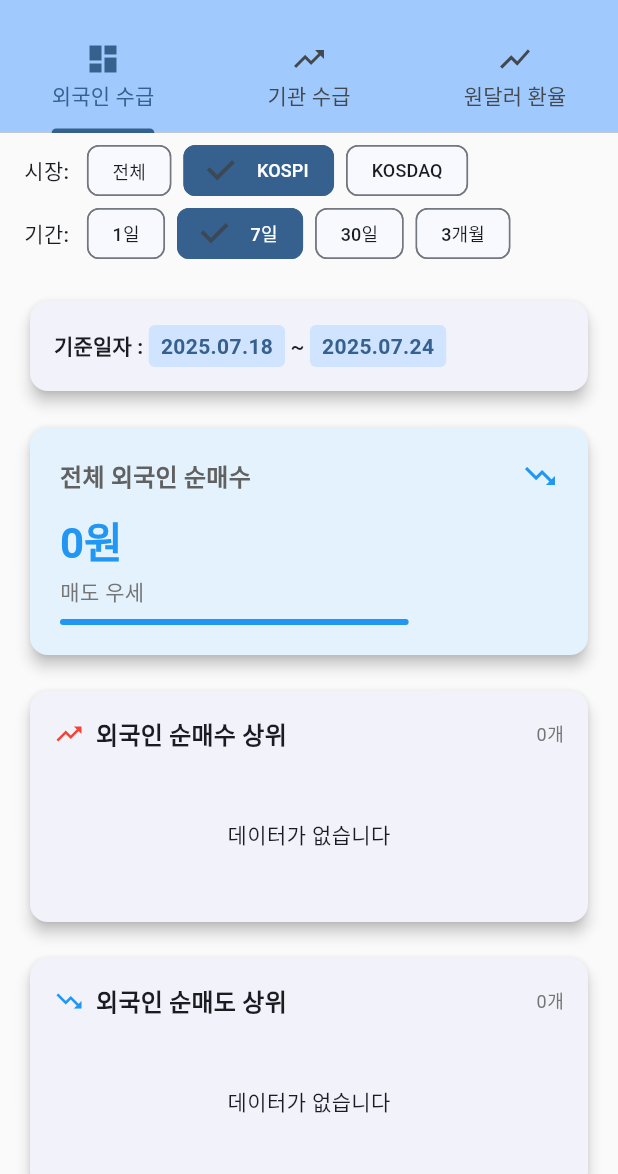
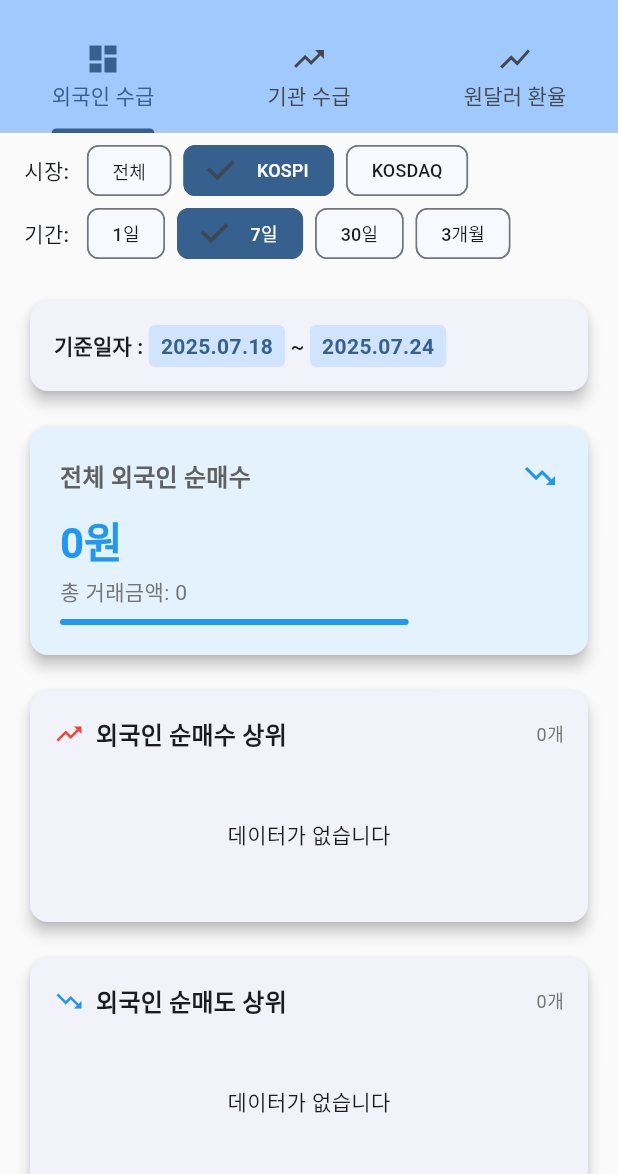
Before and after one commit to Hayoon-father/asset_manager, a Flutter app: the screen it shows after launch, after a tap on "KOSPI", after a tap on "7일", on a phone screen of 412 x 824 dp, the part 62-1236 px from its top. Run offline on Flutter 3.47's test engine with Material 3 defaults, Android fonts, the phone set to English and light mode, and no system bars; our stand-ins replace supabase_flutter; accounts and stored records are empty; network calls fail.

Commit message:
feat: 기간별 데이터 연동 및 합산 기능 구현
## 주요 개선사항
1. **전체 외국인 순매수 금액**: 최신일 → 선택된 기간 전체 합산
2. **KOSPI/KOSDAQ 거래금액**: 기간별 거래금액 합산 표시
3. **외국인 순매수/매도 상위**: 기간별 종목 합계 기준 순위
4. **UI 개선**: 거래금액 정보 추가 표시

## 구현 내용
- ForeignInvestorProvider에 기간별 합산 getter 추가
- 상위 종목 조회를 기간별 합계 기준으로 변경
- ForeignInvestorService에 기간별 상위 종목 조회 메서드 추가
- HomeScreen에 기간별 거래금액 표시 UI 추가

## 동작 방식
- 1일/1주일/1개월/커스텀 기간 선택 시 해당 기간의 데이터 합산
- 상위 종목은 기간 내 순매수/순매도 합계 기준 정렬
- 시장 필터와 기간 필터가 모두 적용되어 연동

이제 기간 변경 시 모든 데이터가 해당 기간에 맞게 업데이트됩니다.

🤖 Generated with [Claude Code](https://claude.ai/code)

Co-Authored-By: Claude <noreply@anthropic.com>

```diff
--- a/lib/providers/foreign_investor_provider.dart
+++ b/lib/providers/foreign_investor_provider.dart
@@ -44,15 +44,36 @@ class ForeignInvestorProvider with ChangeNotifier {
   DateTime? get customToDate => _customToDate;
   String? get actualDataDate => _actualDataDate;
 
-  // 최근 총 외국인 순매수 금액 (KOSPI + KOSDAQ)
+  // 선택된 기간 동안의 총 외국인 순매수 금액 (KOSPI + KOSDAQ 합계)
   int get totalForeignNetAmount {
     if (_dailySummary.isEmpty) return 0;
 
-    // 가장 최근 날짜의 데이터 합계
-    final latestDate = _dailySummary.first.date;
+    // 선택된 기간의 모든 데이터 합계
     return _dailySummary
-        .where((summary) => summary.date == latestDate)
         .fold<int>(0, (sum, summary) => sum + summary.totalForeignNetAmount);
+  }
+
+  // KOSPI 선택된 기간 동안의 거래금액 합계
+  int get kospiTotalTradeAmount {
+    if (_dailySummary.isEmpty) return 0;
+
+    return _dailySummary
+        .where((summary) => summary.marketType == 'KOSPI')
+        .fold<int>(0, (sum, summary) => sum + summary.foreignTotalTradeAmount);
+  }
+
+  // KOSDAQ 선택된 기간 동안의 거래금액 합계
+  int get kosdaqTotalTradeAmount {
+    if (_dailySummary.isEmpty) return 0;
+
+    return _dailySummary
+        .where((summary) => summary.marketType == 'KOSDAQ')
+        .fold<int>(0, (sum, summary) => sum + summary.foreignTotalTradeAmount);
+  }
+
+  // 선택된 기간 동안의 총 거래금액 (KOSPI + KOSDAQ)
+  int get totalTradeAmount {
+    return kospiTotalTradeAmount + kosdaqTotalTradeAmount;
   }
 
   // 외국인 매수/매도 우세 여부
@@ -250,7 +271,7 @@ class ForeignInvestorProvider with ChangeNotifier {
     }
   }
 
-  // 상위 종목 데이터 로드
+  // 상위 종목 데이터 로드 (선택된 기간 기준)
   Future<void> loadTopStocks() async {
     try {
       String? marketFilter;
@@ -258,14 +279,33 @@ class ForeignInvestorProvider with ChangeNotifier {
         marketFilter = _selectedMarket;
       }
 
-      // 병렬로 상위 매수/매도 종목 조회
+      // 선택된 기간 정보 가져오기
+      final dateRange = getCurrentDateRange();
+      final fromDate = dateRange['fromDate']!.replaceAll('.', '');
+      final toDate = dateRange['toDate']!.replaceAll('.', '');
+
+      print('🔍 상위 종목 조회: ${fromDate} ~ ${toDate}, 시장: ${marketFilter ?? 'ALL'}');
+
+      // 기간별 상위 매수/매도 종목 조회
       final futures = await Future.wait([
-        _service.getTopForeignStocks(marketType: marketFilter, limit: 10),
-        _service.getTopForeignSellStocks(marketType: marketFilter, limit: 10),
+        _service.getTopForeignStocksByDateRange(
+          fromDate: fromDate,
+          toDate: toDate,
+          marketType: marketFilter,
+          limit: 10
+        ),
+        _service.getTopForeignSellStocksByDateRange(
+          fromDate: fromDate,
+          toDate: toDate,
+          marketType: marketFilter,
+          limit: 10
+        ),
       ]);
 
       _topBuyStocks = futures[0];
       _topSellStocks = futures[1];
+
+      print('📊 상위 종목 조회 완료: 매수 ${_topBuyStocks.length}개, 매도 ${_topSellStocks.length}개');
 
     } catch (e) {
       _setError('상위 종목 데이터 로드 실패: $e');
--- a/lib/screens/home_screen.dart
+++ b/lib/screens/home_screen.dart
@@ -188,7 +188,7 @@ class _HomeScreenState extends State<HomeScreen>
             title: '전체 외국인 순매수',
             amount: provider.totalForeignNetAmount,
             isPositive: provider.isForeignBuyDominant,
-            subtitle: provider.isForeignBuyDominant ? '매수 우세' : '매도 우세',
+            subtitle: '총 거래금액: ${provider.formatAmount(provider.totalTradeAmount)}',
           ),
 
           const SizedBox(height: 16),
@@ -198,16 +198,18 @@ class _HomeScreenState extends State<HomeScreen>
             Row(
               children: [
                 Expanded(
-                  child: _buildMarketCard(
+                  child: _buildMarketSummaryCard(
                     'KOSPI',
-                    provider.getKospiSummary(),
+                    provider.kospiTotalTradeAmount,
+                    provider.getKospiSummary().fold<int>(0, (sum, s) => sum + s.totalForeignNetAmount),
                   ),
                 ),
                 const SizedBox(width: 8),
                 Expanded(
-                  child: _buildMarketCard(
+                  child: _buildMarketSummaryCard(
                     'KOSDAQ',
-                    provider.getKosdaqSummary(),
+                    provider.kosdaqTotalTradeAmount,
+                    provider.getKosdaqSummary().fold<int>(0, (sum, s) => sum + s.totalForeignNetAmount),
                   ),
                 ),
               ],
@@ -281,6 +283,59 @@ class _HomeScreenState extends State<HomeScreen>
     );
   }
 
+  // 기간별 데이터를 보여주는 새로운 시장 요약 카드
+  Widget _buildMarketSummaryCard(String market, int tradeAmount, int netAmount) {
+    final isPositive = netAmount > 0;
+
+    return Card(
+      color: isPositive
+          ? Colors.red[50]
+          : netAmount < 0
+              ? Colors.blue[50]
+              : null,
+      child: Padding(
+        padding: const EdgeInsets.all(16),
+        child: Column(
+          children: [
+            Text(
+              market,
+              style: const TextStyle(
+                fontSize: 16,
+                fontWeight: FontWeight.bold,
+              ),
+            ),
+            const SizedBox(height: 8),
+            // 순매수/매도 금액
+            Text(
+              Provider.of<ForeignInvestorProvider>(context, listen: false)
+                  .formatAmount(netAmount),
+              style: TextStyle(
+                fontSize: 14,
+                fontWeight: FontWeight.bold,
+                color: isPositive
+                    ? Colors.red
+                    : netAmount < 0
+                        ? Colors.blue
+                        : Colors.grey,
+              ),
+            ),
+            Text(
+              isPositive ? '순매수' : '순매도',
+              style: const TextStyle(fontSize: 11, color: Colors.grey),
+            ),
+            const SizedBox(height: 4),
+            // 거래금액
+            Text(
+              '거래금액: ${Provider.of<ForeignInvestorProvider>(context, listen: false).formatAmount(tradeAmount)}',
+              style: const TextStyle(fontSize: 11, color: Colors.grey),
+            ),
+          ],
+        ),
+      ),
+    );
+  }
+
+  // 기존 _buildMarketCard는 호환성을 위해 유지 (deprecated)
   Widget _buildMarketCard(String market, List<dynamic> summaryList) {
     if (summaryList.isEmpty) {
       return Card(
--- a/lib/services/foreign_investor_service.dart
+++ b/lib/services/foreign_investor_service.dart
@@ -311,6 +311,184 @@ class ForeignInvestorService {
     }
   }
 
+  // 기간별 외국인 순매수 상위 종목 조회 (합계 기준)
+  Future<List<ForeignInvestorData>> getTopForeignStocksByDateRange({
+    required String fromDate,
+    required String toDate,
+    String? marketType,
+    int limit = 20,
+  }) async {
+    try {
+      print('🔍 기간별 외국인 순매수 상위 종목 조회: ${fromDate} ~ ${toDate}');
+
+      // 개별 종목 데이터만 조회 (ticker가 null이 아닌 데이터)
+      var queryBuilder = _client
+          .from(tableName)
+          .select('ticker, stock_name, market_type, investor_type, date, buy_amount, sell_amount, net_amount')
+          .gte('date', fromDate)
+          .lte('date', toDate)
+          .eq('investor_type', '외국인')
+          .not('ticker', 'is', null);
+
+      // 시장 필터 적용
+      if (marketType != null && marketType != 'ALL') {
+        queryBuilder = queryBuilder.eq('market_type', marketType);
+      }
+
+      final response = await queryBuilder.order('date', ascending: false);
+
+      print('📊 기간별 순매수 종목 DB 조회 결과: ${response.length}개 레코드');
+
+      if (response.isEmpty) {
+        print('⚠️ 기간별 순매수 종목 데이터가 없습니다.');
+        return _getDummyTopBuyStocks(marketType, limit);
+      }
+
+      // 종목별로 그룹화하여 합계 계산
+      final Map<String, Map<String, dynamic>> stockSummary = {};
+
+      for (final item in response) {
+        final ticker = item['ticker'] as String;
+        final netAmount = item['net_amount'] as int? ?? 0;
+        final buyAmount = item['buy_amount'] as int? ?? 0;
+        final sellAmount = item['sell_amount'] as int? ?? 0;
+
+        if (stockSummary.containsKey(ticker)) {
+          stockSummary[ticker]!['total_net_amount'] += netAmount;
+          stockSummary[ticker]!['total_buy_amount'] += buyAmount;
+          stockSummary[ticker]!['total_sell_amount'] += sellAmount;
+        } else {
+          stockSummary[ticker] = {
+            'ticker': ticker,
+            'stock_name': item['stock_name'],
+            'market_type': item['market_type'],
+            'total_net_amount': netAmount,
+            'total_buy_amount': buyAmount,
+            'total_sell_amount': sellAmount,
+          };
+        }
+      }
+
+      // 순매수 상위 종목 필터링 및 정렬
+      final topBuyStocks = stockSummary.values
+          .where((stock) => (stock['total_net_amount'] as int) > 0)
+          .toList()
+        ..sort((a, b) => (b['total_net_amount'] as int).compareTo(a['total_net_amount'] as int));
+
+      final limitedStocks = topBuyStocks.take(limit).toList();
+
+      final result = limitedStocks.map<ForeignInvestorData>((stock) {
+        return ForeignInvestorData(
+          date: toDate,
+          marketType: stock['market_type'] ?? '',
+          investorType: '외국인',
+          ticker: stock['ticker'],
+          stockName: stock['stock_name'],
+          buyAmount: stock['total_buy_amount'] ?? 0,
+          sellAmount: stock['total_sell_amount'] ?? 0,
+          netAmount: stock['total_net_amount'] ?? 0,
+          createdAt: DateTime.now(),
+        );
+      }).toList();
+
+      print('✅ 기간별 순매수 상위 종목 데이터 ${result.length}개 반환');
+      return result;
+
+    } catch (e) {
+      print('❌ 기간별 순매수 상위 종목 조회 실패: $e');
+      return _getDummyTopBuyStocks(marketType, limit);
+    }
+  }
+
+  // 기간별 외국인 순매도 상위 종목 조회 (합계 기준)
+  Future<List<ForeignInvestorData>> getTopForeignSellStocksByDateRange({
+    required String fromDate,
+    required String toDate,
+    String? marketType,
+    int limit = 20,
+  }) async {
+    try {
+      print('🔍 기간별 외국인 순매도 상위 종목 조회: ${fromDate} ~ ${toDate}');
+
+      // 개별 종목 데이터만 조회 (ticker가 null이 아닌 데이터)
+      var queryBuilder = _client
+          .from(tableName)
+          .select('ticker, stock_name, market_type, investor_type, date, buy_amount, sell_amount, net_amount')
+          .gte('date', fromDate)
+          .lte('date', toDate)
+          .eq('investor_type', '외국인')
+          .not('ticker', 'is', null);
+
+      // 시장 필터 적용
+      if (marketType != null && marketType != 'ALL') {
+        queryBuilder = queryBuilder.eq('market_type', marketType);
+      }
+
+      final response = await queryBuilder.order('date', ascending: false);
+
+      print('📊 기간별 순매도 종목 DB 조회 결과: ${response.length}개 레코드');
+
+      if (response.isEmpty) {
+        print('⚠️ 기간별 순매도 종목 데이터가 없습니다.');
+        return _getDummyTopSellStocks(marketType, limit);
+      }
+
+      // 종목별로 그룹화하여 합계 계산
+      final Map<String, Map<String, dynamic>> stockSummary = {};
+
+      for (final item in response) {
+        final ticker = item['ticker'] as String;
+        final netAmount = item['net_amount'] as int? ?? 0;
+        final buyAmount = item['buy_amount'] as int? ?? 0;
+        final sellAmount = item['sell_amount'] as int? ?? 0;
+
+        if (stockSummary.containsKey(ticker)) {
+          stockSummary[ticker]!['total_net_amount'] += netAmount;
+          stockSummary[ticker]!['total_buy_amount'] += buyAmount;
+          stockSummary[ticker]!['total_sell_amount'] += sellAmount;
+        } else {
+          stockSummary[ticker] = {
+            'ticker': ticker,
+            'stock_name': item['stock_name'],
+            'market_type': item['market_type'],
+            'total_net_amount': netAmount,
+            'total_buy_amount': buyAmount,
+            'total_sell_amount': sellAmount,
+          };
+        }
+      }
+
+      // 순매도 상위 종목 필터링 및 정렬
+      final topSellStocks = stockSummary.values
+          .where((stock) => (stock['total_net_amount'] as int) < 0)
+          .toList()
+        ..sort((a, b) => (a['total_net_amount'] as int).compareTo(b['total_net_amount'] as int));
+
+      final limitedStocks = topSellStocks.take(limit).toList();
+
+      final result = limitedStocks.map<ForeignInvestorData>((stock) {
+        return ForeignInvestorData(
+          date: toDate,
+          marketType: stock['market_type'] ?? '',
+          investorType: '외국인',
+          ticker: stock['ticker'],
+          stockName: stock['stock_name'],
+          buyAmount: stock['total_buy_amount'] ?? 0,
+          sellAmount: stock['total_sell_amount'] ?? 0,
+          netAmount: stock['total_net_amount'] ?? 0,
+          createdAt: DateTime.now(),
+        );
+      }).toList();
+
+      print('✅ 기간별 순매도 상위 종목 데이터 ${result.length}개 반환');
+      return result;
+
+    } catch (e) {
+      print('❌ 기간별 순매도 상위 종목 조회 실패: $e');
+      return _getDummyTopSellStocks(marketType, limit);
+    }
+  }
+
   // 데이터 삽입/업데이트 (upsert)
   Future<void> upsertForeignInvestorData(List<ForeignInvestorData> dataList) async {
     try {
```
